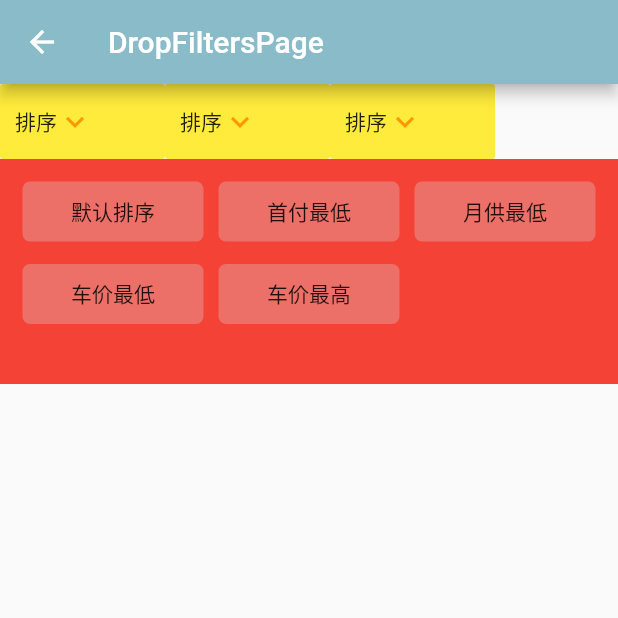
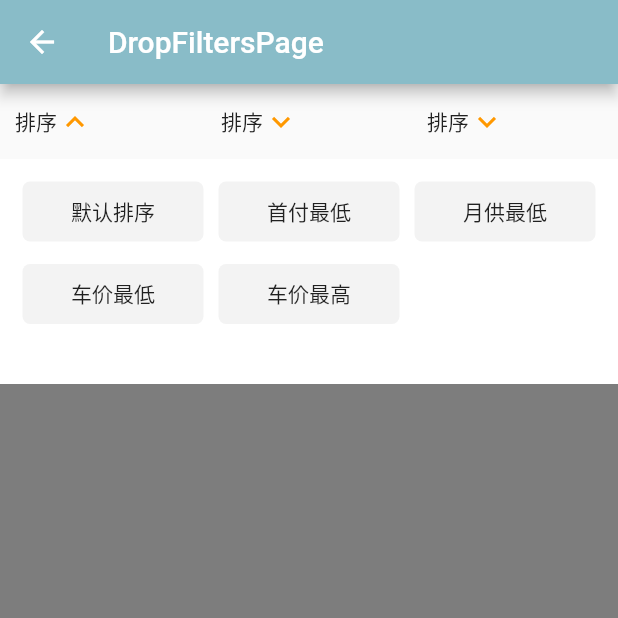
Before and after one commit to Andylis/flutter_demo, a Flutter app: the DropFiltersPage screen opened by its route, after a tap on "排序", on a phone screen of 412 x 824 dp, the top half of it. Run offline on Flutter 3.47's test engine with Material 2 defaults, Android fonts, the phone set to English and light mode, and no system bars.

Commit message:
update dropDownItem

```diff
--- a/lib/model/filterButtonModel.dart
+++ b/lib/model/filterButtonModel.dart
@@ -1,8 +1,9 @@
 class FilterButtonModel {
   String title; //按钮title
   List contents; //下拉列表
-  String type; //下拉筛选类型
-  Function callback; //按钮点击回调
+  String type; //下拉筛选类型 'Column'、'Row'
+  Function callback; //按钮点击回调，可以自定义回调，如跳转页面等
+  String direction; //下拉箭头方向
 
-  FilterButtonModel({this.title, this.contents, this.type, this.callback});
+  FilterButtonModel({this.title, this.contents, this.type, this.callback, this.direction});
 }
--- a/lib/pages/common/dropDownItem.dart
+++ b/lib/pages/common/dropDownItem.dart
@@ -3,9 +3,8 @@ import '../../model/filterButtonModel.dart';
 
 
 class DropDownFilter extends StatefulWidget {
-  DropDownFilter({Key key, this.otherWidget, this.type, this.buttons});
-  final Widget otherWidget;//除了筛选按钮部分Widget
-  final String type;//类型：'Column','Row'
+  DropDownFilter({Key key, this.otherWidget, this.buttons});
+  final Widget otherWidget;//页面除了筛选按钮部分Widget 新车页：列表
   final List<FilterButtonModel> buttons; //按钮数组 数据类型FilterButtonModel
 
   @override
@@ -16,7 +15,9 @@ class _DropDownFilterState extends State<DropDownFilter> with SingleTickerProvid
   Animation<double> animation;
   AnimationController controller;
   double innerHeight = 150.0;
+  bool isMask = false; //下拉蒙层是否显示
   FilterButtonModel curButton;
+  int curFilterIndex;
 
   initState() {
     // TODO: implement initState
@@ -32,31 +33,58 @@ class _DropDownFilterState extends State<DropDownFilter> with SingleTickerProvid
     animation = new Tween(begin: 0.0, end: innerHeight).animate(controller)
     ..addListener(() {
       //这行如果不写，没有动画效果
-      setState(() {
+      setState(() {});
     });
-    });
-    // controller.forward();
   }
 
   void ontap () {
     controller.reverse();
-    print('object');
+    triggerIcon(widget.buttons[curFilterIndex]);
+    triggerMask();
   }
 
+  void triggerMask () {
+    setState(() {
+      isMask = !isMask;
+    });
+  }
+
+  void triggerIcon (btn) {
+    if(btn.direction == 'up') {
+      btn.direction = 'down';
+    } else {
+      btn.direction = 'up';
+    }
+  }
+
+  void initButtonStatus () {
+    widget.buttons.forEach((i) {
+      setState(() {
+        i.direction = 'down';
+      });
+    });
+  }
+
+  //更新数据
+  void updateData (i) {
+    setState(() {
+      curButton = widget.buttons[i];
+      curFilterIndex = i;
+    });
+  }
   @override
   Widget build(BuildContext context) {
-    return
-    Expanded(
-      child:
-      Stack( //stack设置为overflow：visible之后，内部的元素中超出的部分就不能触发点击事件；所以尽量避免这种布局
+    return Expanded(
+      child: Stack( //stack设置为overflow：visible之后，内部的元素中超出的部分就不能触发点击事件；所以尽量避免这种布局
         children: <Widget>[
           Column(
             children: <Widget>[
               _button(),
-              // widget
+              // widget.otherWidget
             ],
           ),
-          _contentList(curButton)
+          _contentList(curButton),
+
         ],
       )
     );
@@ -66,34 +94,43 @@ class _DropDownFilterState extends State<DropDownFilter> with SingleTickerProvid
   Widget _button() {
     return Row(
       children: List.generate(widget.buttons.length, (i) {
-        return FlatButton(
-          padding: EdgeInsets.only(left: 10),
-          color: Colors.yellow,
-          child: SizedBox(
+        final thisButton = widget.buttons[i];
+        return SizedBox(
           height: 50,
-            width: 100,
+          width: MediaQuery.of(context).size.width / widget.buttons.length,
+          child: FlatButton(
+            padding: EdgeInsets.only(top: 0, left: 10),
             child: Row(
               children: <Widget>[
-                Text(curButton.title),
-                Icon(Icons.keyboard_arrow_down,color: Colors.orange,)
+                Text(thisButton.title,),
+                _rotateIcon(thisButton.direction)
               ],
             ),
-          ),
             onPressed: () {
-            setState(() {
-              curButton = widget.buttons[i];
-            });
+              //处理 下拉列表打开时，点击别的按钮
+              if(isMask && i != curFilterIndex) {
+                initButtonStatus();
+                triggerIcon(widget.buttons[i]);
+                updateData(i);
+                return;
+              }
+
+              updateData(i);
+
               if(curButton.callback == null) {
                 if(animation.status == AnimationStatus.completed) {
                   controller.reverse();
                 } else {
                   controller.forward();
                 }
+                triggerMask();
               } else {
                 curButton.callback();
               }
 
+              triggerIcon(widget.buttons[i]);
             },
+          ),
         );
       }),
     );
@@ -104,16 +141,21 @@ class _DropDownFilterState extends State<DropDownFilter> with SingleTickerProvid
   Widget _contentList(FilterButtonModel lists) {
     if(lists.contents != null && lists.contents.length > 0 ) {
       return Positioned(
-          height: animation.value,
           width:  MediaQuery.of(context).size.width,
           top: 50,
           left: 0,
-          child: Container(
+          child: Column(
+            children: <Widget>[
+              Container(
                 width: MediaQuery.of(context).size.width,
-            color: Colors.red,
-            height: innerHeight,
+                color: Colors.white,
+                height: animation.value,
                 child: _innerConList(lists)
+              ),
+              _mask()
+            ],
           )
+
       );
     } else {
       return Container(height: 0,);
@@ -123,7 +165,7 @@ class _DropDownFilterState extends State<DropDownFilter> with SingleTickerProvid
   Widget _innerConList(FilterButtonModel lists) {
     if(lists.type == 'Row') {
       setState(() {
-        innerHeight = 150.0;
+        innerHeight = 50.0 * lists.contents.length;
       });
 
       return Container(
@@ -136,7 +178,7 @@ class _DropDownFilterState extends State<DropDownFilter> with SingleTickerProvid
             return GestureDetector(
               onTap: ontap,
               child: Container(
-                width: (MediaQuery.of(context).size.width - 20) / 3,
+                width: (MediaQuery.of(context).size.width - 20) / 3, //每行显示3个
                 child: Container(
                   margin: EdgeInsets.only(left: 5, right: 5),
                   alignment: Alignment.center,
@@ -155,16 +197,47 @@ class _DropDownFilterState extends State<DropDownFilter> with SingleTickerProvid
       );
     } else {
       setState(() {
-        innerHeight = 250.0;
+        innerHeight = 50.0 * lists.contents.length;
       });
       return ListView(
         children: List.generate(lists.contents.length, (i) {
           return GestureDetector(
             onTap: ontap,
-            child: Text(lists.contents[i])
+            child: Container(
+              height: 50,
+              padding: EdgeInsets.only(top: 15, left: 15, bottom: 15),
+              child: Text(lists.contents[i],style: TextStyle(
+
+              ),),
+            )
+
           );
         }),
       );
+    }
+  }
+
+  //筛选的黑色蒙层
+  Widget _mask() {
+    if(isMask) {
+      return Container(
+        width: MediaQuery.of(context).size.width,
+        height: MediaQuery.of(context).size.height,
+        color: Color.fromRGBO(0, 0, 0, 0.5),
+      );
+    } else {
+      return Container(
+        height: 0,
+      );
+    }
+  }
+
+  //右侧旋转箭头组建
+  Widget _rotateIcon(direction) {
+    if(direction == 'up') {
+      return Icon(Icons.keyboard_arrow_up, color: Colors.orange);
+    } else {
+      return Icon(Icons.keyboard_arrow_down, color: Colors.orange,);
     }
   }
 
```
Also changed, not shown: 1 other file. Lines whose indentation alone changed are shown as unchanged.
